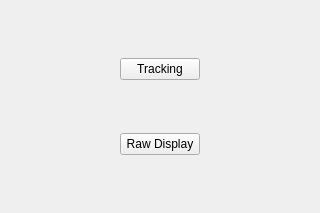
Before: the Qt Designer form cbcui/ui/VisionSelect.ui in kipr/cbc, drawn with Qt 5.
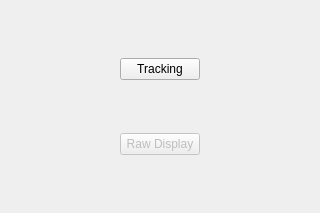
After: the same form once the commit is applied.

Patch:
```diff
--- a/cbcui/ui/VisionSelect.ui
+++ b/cbcui/ui/VisionSelect.ui
@@ -64,6 +64,9 @@
      </item>
      <item>
       <widget class="QPushButton" name="ui_rawDisplayButton">
+       <property name="enabled">
+        <bool>false</bool>
+       </property>
        <property name="text">
         <string>Raw Display</string>
        </property>
```
